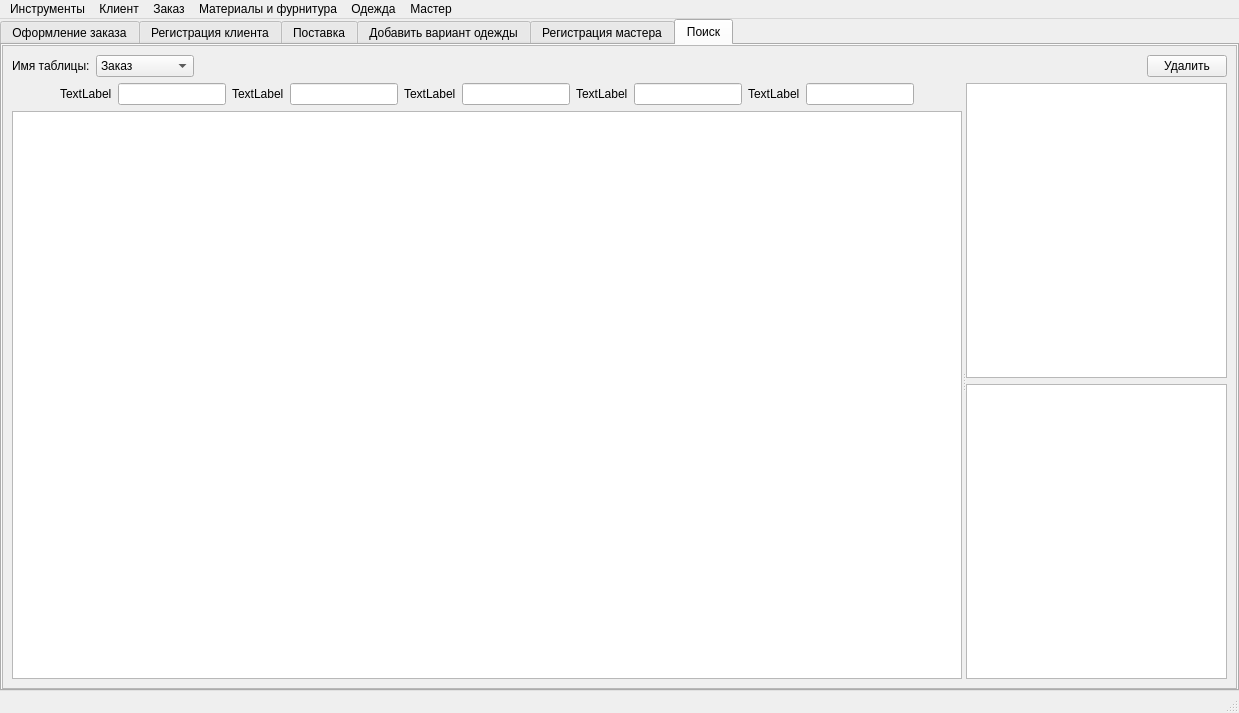
Old version of the form mainwindow.ui in the repository Nazarovv676/Studio.
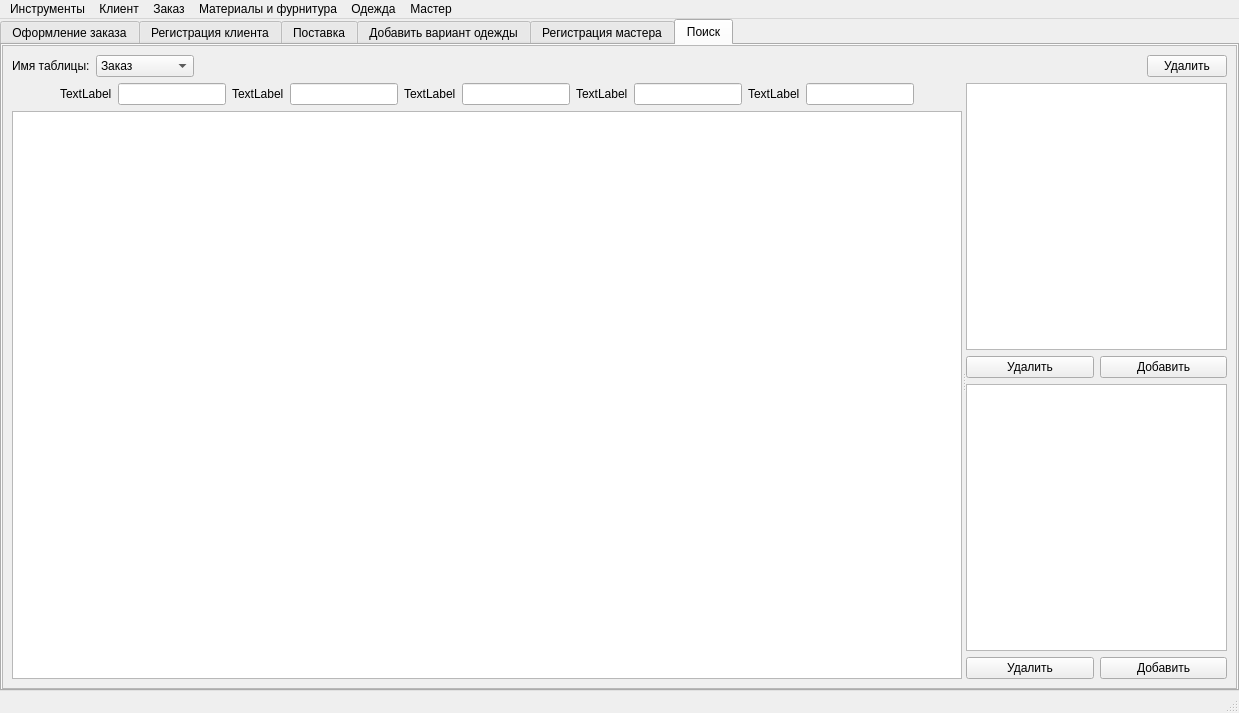
New version of the form. Icons and pictures are not drawn.

```diff
--- a/mainwindow.ui
+++ b/mainwindow.ui
@@ -1729,8 +1729,8 @@
              <height>631</height>
             </rect>
            </property>
-           <layout class="QVBoxLayout" name="verticalLayout_13">
-            <item>
+           <layout class="QGridLayout" name="gridLayout_7">
+            <item row="0" column="0">
              <layout class="QHBoxLayout" name="horizontalLayout_41">
               <item>
                <layout class="QHBoxLayout" name="horizontalLayout_40">
@@ -1799,7 +1799,7 @@
               </item>
              </layout>
             </item>
-            <item>
+            <item row="1" column="0">
              <widget class="QSplitter" name="splitter_searchTables">
               <property name="sizePolicy">
                <sizepolicy hsizetype="Expanding" vsizetype="Expanding">
@@ -1975,6 +1975,24 @@
                   </attribute>
                  </widget>
                 </item>
+                <item>
+                 <layout class="QHBoxLayout" name="horizontalLayout_26">
+                  <item>
+                   <widget class="QPushButton" name="pushButton_searchDelMat">
+                    <property name="text">
+                     <string>Удалить</string>
+                    </property>
+                   </widget>
+                  </item>
+                  <item>
+                   <widget class="QPushButton" name="pushButton_searchAddMat">
+                    <property name="text">
+                     <string>Добавить</string>
+                    </property>
+                   </widget>
+                  </item>
+                 </layout>
+                </item>
                 <item>
                  <widget class="QTableView" name="tableView_searchHardware">
                   <property name="selectionMode">
@@ -1991,6 +2009,24 @@
                   </attribute>
                  </widget>
                 </item>
+                <item>
+                 <layout class="QHBoxLayout" name="horizontalLayout_48">
+                  <item>
+                   <widget class="QPushButton" name="pushButton_searchDelHar">
+                    <property name="text">
+                     <string>Удалить</string>
+                    </property>
+                   </widget>
+                  </item>
+                  <item>
+                   <widget class="QPushButton" name="pushButton_searchAddHar">
+                    <property name="text">
+                     <string>Добавить</string>
+                    </property>
+                   </widget>
+                  </item>
+                 </layout>
+                </item>
                </layout>
               </widget>
              </widget>
```
